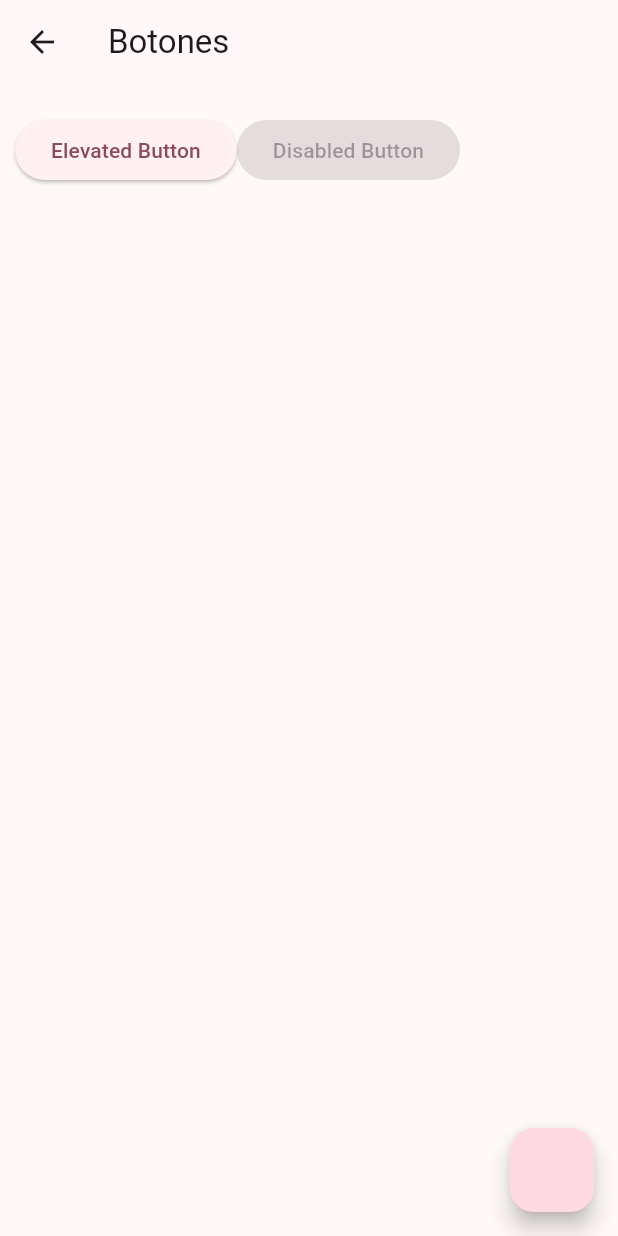
After one commit to josemanuelmtz/jmmg_widget_app, a Flutter app: the ButtonsScreen screen opened directly, on a phone screen of 412 x 824 dp. The commit adds this screen. Run offline on Flutter 3.47's test engine with Material 3 defaults, Android fonts, the phone set to English and light mode, and no system bars; our stand-ins replace go_router.

Commit message:
Configuración de Botones

```diff
--- a/lib/config/menu/menu_item.dart
+++ b/lib/config/menu/menu_item.dart
@@ -1,25 +1,29 @@
-import "package:flutter/material.dart";
+import 'package:flutter/material.dart';
 
 class MenuItem {
   final String title;
   final String subTitle;
   final String link;
-  final String icon;
+  final IconData icon;
 
-  MenuItem({
+  const MenuItem({
     required this.title,
     required this.subTitle,
     required this.link,
-    required this.icon
-  });
+    required this.icon});
+}
 
-const AppMenuItems = <MenuItem> [
-  MenuItem (
+const appMenuItems = <MenuItem> [
+  MenuItem(
     title: 'Botones',
-    subTitle: 'Un contenedor estilizado',
-    link: '/cards',
-    icon: Icons.add_card_rounded
+    subTitle: 'Varios botones en Flutter',
+    link: '/buttons',
+    icon: Icons.smart_button_rounded
+  ),
+  MenuItem(
+    title: 'Botones',
+    subTitle: 'Varios botones en Flutter',
+    link: '/buttons',
+    icon: Icons.smart_button_outlined
   )
 ];
-
-}
--- a/lib/config/theme/app_theme.dart
+++ b/lib/config/theme/app_theme.dart
@@ -1,26 +1,20 @@
 import 'package:flutter/material.dart';
 
-class AppTheme{
+const colorList = <Color>[
+  Colors.black,
+  Colors.green
+];
 
-  const colorList = <Color> [
-    Colors.blue,
-    Colors.red,
-    Colors.blueGrey,
-    Colors.orange,
-    Colors.purple,
-    Colors.green,
-  ];
+class AppTheme {
 
   final int selectedColor;
 
   AppTheme({
-
     required this.selectedColor
-  }): assert(
-    selectedColor >= 0, 'Selecciona un ncolor mayor a 0'
-  ),
-  assert (
-    selectedColor < colorList.length, 'El color seleccionado de ser menor a ${colorList.length - 1}'
+  }) : assert(
+    selectedColor >= 0, 'Selecciona un color mayor o igual a 0'
+  ), assert(
+    selectedColor < colorList.length, 'El color seleccionado debe ser menor a ${colorList.length}'
   );
 
   ThemeData getTheme() => ThemeData(
@@ -29,6 +23,4 @@ class AppTheme{
       centerTitle: false
     )
   );
-
-
 }
--- /dev/null
+++ b/lib/presentation/screens/buttons/buttons_screen.dart
@@ -0,0 +1,46 @@
+import 'package:flutter/material.dart';
+import 'package:go_router/go_router.dart';
+
+class ButtonsScreen extends StatelessWidget {
+  const ButtonsScreen({super.key});
+
+  @override
+  Widget build(BuildContext context) {
+    return Scaffold(
+      appBar: AppBar(
+        title: const Text('Botones'),
+      ),
+      body: const _ButtonsView(),
+      floatingActionButton: FloatingActionButton(
+        onPressed: () => context.pop()
+        ),
+    );
+  }
+}
+
+class _ButtonsView extends StatelessWidget {
+  const _ButtonsView();
+
+  @override
+  Widget build(BuildContext context) {
+    return SizedBox(
+      width: double.infinity,
+      child: Padding(
+        padding: const EdgeInsets.symmetric(horizontal: 10, vertical: 20),
+        child: Wrap(
+        children: [
+          ElevatedButton(
+            onPressed: () { }, child: const Text('Elevated Button')),
+            const ElevatedButton(onPressed: null, child: Text('Disabled Button')),
+            /*
+
+            FilledButton(onPressed: () { }, child: const Text('Disabled Button'),
+              icon: const Icon(Icons.access_alarms_outlined),
+              label: const Text('Elevated Button')),
+            const ElevatedButton(onPressed: null, child: Text('Disabled Button')),*/
+        ],
+        ),
+      )
+    );
+  }
+}
--- /dev/null
+++ b/lib/presentation/screens/screens.dart
@@ -0,0 +1,3 @@
+export 'buttons/buttons_screen.dart';
+export 'cards/card_screen.dart';
+export 'home/home_screen.dart';
--- a/pubspec.yaml
+++ b/pubspec.yaml
@@ -9,11 +9,12 @@ environment:
 dependencies:
   flutter:
     sdk: flutter
+  go_router: ^14.2.0
 
 dev_dependencies:
+  flutter_lints: ^3.0.0
   flutter_test:
     sdk: flutter
-  flutter_lints: ^3.0.0
 
 flutter:
   uses-material-design: true
```
Also changed, not shown: lib/config/router/app_router.dart (added, +19 -0 lines), lib/presentation/screens/cards/card_screen.dart (added, +14 -0 lines), lib/presentation/screens/home/home_screen.dart (renamed from lib/screens/home/home_screen.dart, +14 -16 lines), pubspec.lock.
